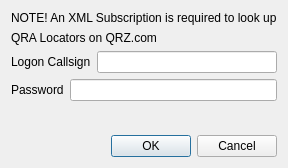
First picture: the form in mqt/MqtQrzServer/qrzconfiguredialog.ui, repository Rsclub22/Minos2-Mirror, before the edit.
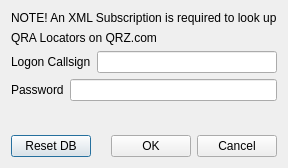
Second picture: the form after the edit.

Patch:
```diff
--- a/mqt/MqtQrzServer/qrzconfiguredialog.ui
+++ b/mqt/MqtQrzServer/qrzconfiguredialog.ui
@@ -6,7 +6,7 @@
    <rect>
     <x>0</x>
     <y>0</y>
-    <width>252</width>
+    <width>284</width>
     <height>168</height>
    </rect>
   </property>
@@ -74,14 +74,42 @@
     </spacer>
    </item>
    <item>
-    <widget class="QDialogButtonBox" name="buttonBox">
-     <property name="orientation">
-      <enum>Qt::Horizontal</enum>
-     </property>
-     <property name="standardButtons">
-      <set>QDialogButtonBox::Cancel|QDialogButtonBox::Ok</set>
-     </property>
-    </widget>
+    <layout class="QHBoxLayout" name="horizontalLayout_3">
+     <item>
+      <widget class="QPushButton" name="resetDBButton">
+       <property name="text">
+        <string>Reset DB</string>
+       </property>
+      </widget>
+     </item>
+     <item>
+      <spacer name="horizontalSpacer">
+       <property name="orientation">
+        <enum>Qt::Horizontal</enum>
+       </property>
+       <property name="sizeHint" stdset="0">
+        <size>
+         <width>40</width>
+         <height>20</height>
+        </size>
+       </property>
+      </spacer>
+     </item>
+     <item>
+      <widget class="QPushButton" name="OKButton">
+       <property name="text">
+        <string>OK</string>
+       </property>
+      </widget>
+     </item>
+     <item>
+      <widget class="QPushButton" name="cancelButton">
+       <property name="text">
+        <string>Cancel</string>
+       </property>
+      </widget>
+     </item>
+    </layout>
    </item>
   </layout>
  </widget>
```
Left out of the diff: 35 changed lines with no effect on the pictures.
